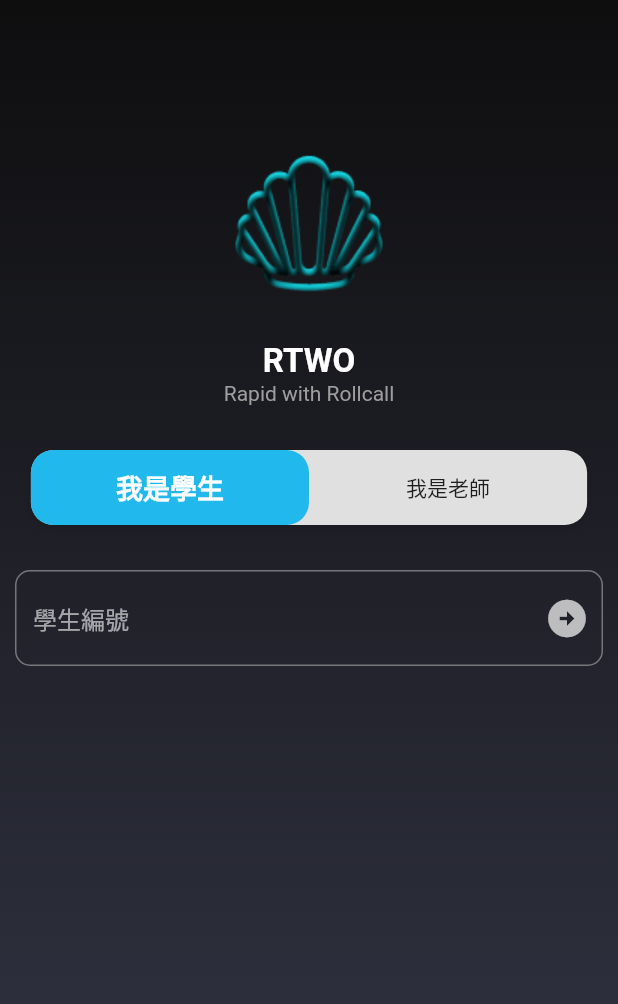
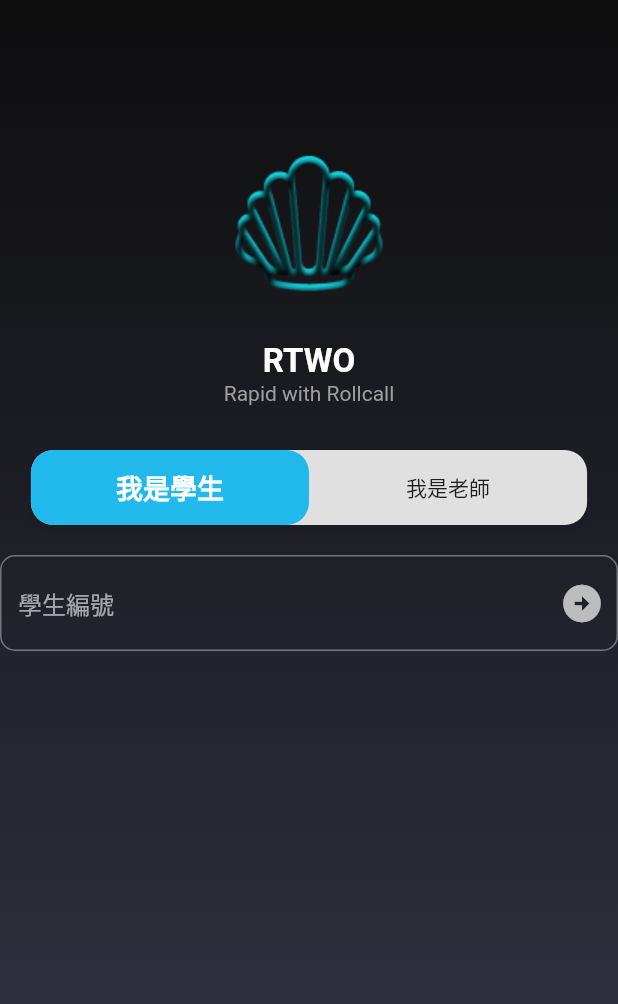
Before and after one commit to neil96103/rtwo, a Flutter app: the screen it shows after launch, after a tap on "開始使用", on a phone screen of 412 x 824 dp. Shown: the top 1004 px of the screen. Run offline on Flutter 3.47's test engine with Material 2 defaults, Android fonts, the phone set to English and light mode, and no system bars; drawn by our look-alikes of flutter_toggle_tab; our stand-ins replace carousel_slider, cloud_firestore, firebase_core; accounts and stored records are empty.

Commit message:
重新設計登入註冊介面

```diff
--- /dev/null
+++ b/lib/initialization/n_identity.dart
@@ -0,0 +1,273 @@
+import 'package:cloud_firestore/cloud_firestore.dart';
+import 'package:flutter/material.dart';
+import 'package:flutter_toggle_tab/flutter_toggle_tab.dart';
+import 'package:rtwo/student/student.dart';
+
+import '../teacher/teacher.dart';
+
+final TextEditingController tf_ID = TextEditingController();
+final TextEditingController tf_Name = TextEditingController();
+final TextEditingController tf_Password = TextEditingController();
+
+var _tabTextIndexSelected = 0;
+final _listTextTabToggle = ["我是學生", "我是老師"];
+
+class identity extends StatefulWidget {
+  const identity({super.key});
+
+  @override
+  State<identity> createState() => _identityState();
+}
+
+class _identityState extends State<identity> {
+  var account_button = false;
+  var LoginOrRegister = 0;
+  var Password;
+// 1 = 沒帳號 ,2 = 有帳號
+  @override
+  Widget build(BuildContext context) {
+    return Scaffold(
+      resizeToAvoidBottomInset: true,
+      body: Container(
+          decoration: const BoxDecoration(
+              gradient: LinearGradient(
+            colors: [
+              Color.fromARGB(255, 14, 14, 15),
+              Color.fromARGB(255, 52, 54, 70)
+            ],
+            begin: Alignment.topCenter,
+            end: Alignment.bottomCenter,
+          )),
+          child: Column(
+            mainAxisAlignment: MainAxisAlignment.start,
+            children: [
+              Expanded(
+                flex: 1,
+                child: SingleChildScrollView(
+                  child: Column(children: [
+                    const Padding(padding: EdgeInsets.only(top: 100)),
+                    const Image(
+                        image: AssetImage("assets/images/app_logo.png")),
+                    const Padding(
+                      padding: EdgeInsets.symmetric(vertical: 30),
+                      child: Column(
+                          crossAxisAlignment: CrossAxisAlignment.center,
+                          children: [
+                            Text(
+                              "RTWO",
+                              style: TextStyle(
+                                  fontSize: 22.0,
+                                  fontWeight: FontWeight.w600,
+                                  color: Colors.white),
+                            ),
+                            Text(
+                              'Rapid with Rollcall',
+                              style:
+                                  TextStyle(fontSize: 14.0, color: Colors.grey),
+                            ),
+                          ]),
+                    ),
+                    FlutterToggleTab(
+                      width: 90,
+                      borderRadius: 15,
+                      height: 50,
+                      selectedIndex: _tabTextIndexSelected,
+                      selectedBackgroundColors: const [
+                        Color.fromRGBO(0, 178, 239, 0.85)
+                      ],
+                      selectedTextStyle: const TextStyle(
+                          color: Colors.white,
+                          fontSize: 18,
+                          fontWeight: FontWeight.w700),
+                      unSelectedTextStyle: const TextStyle(
+                          color: Colors.black87,
+                          fontSize: 14,
+                          fontWeight: FontWeight.w500),
+                      labels: _listTextTabToggle,
+                      selectedLabelIndex: (index) {
+                        setState(() {
+                          _tabTextIndexSelected = index;
+                        });
+                      },
+                      isScroll: false,
+                    ),
+                    const Padding(
+                      padding: EdgeInsets.only(top: 20),
+                    ),
+
+                    TextField(
+                      onEditingComplete: () {
+                        firebase_login(
+                                tf_ID.text,
+                                (_tabTextIndexSelected == 0
+                                    ? "student"
+                                    : "teacher"))
+                            .then((value) {
+                          if (value == "no") {
+                            LoginOrRegister = 1;
+                            setState(() {});
+                          } else {
+                            LoginOrRegister = 2;
+                            Password = value.toString();
+                            setState(() {});
+                          }
+                          print("asd" +
+                              LoginOrRegister.toString() +
+                              " + " +
+                              value);
+                        });
+                      },
+                      controller: tf_ID,
+                      decoration: InputDecoration(
+                        hintText: _tabTextIndexSelected == 0 ? "學生編號" : "老師編號",
+                        border: OutlineInputBorder(
+                          borderRadius: BorderRadius.circular(10),
+                          borderSide: const BorderSide(
+                            color: Colors.black,
+                            width: 1,
+                            style: BorderStyle.solid,
+                          ),
+                        ),
+                        suffixIcon: !account_button
+                            ? IconButton(
+                                icon: const Icon(Icons.arrow_circle_right),
+                                iconSize: 30,
+                                onPressed: () {
+                                  //Navigator.push(context, MaterialPageRoute(builder: (context) => Teacher()));
+                                  setState(() {
+                                    if (tf_ID.text.isEmpty) {
+                                      account_button = false;
+                                    } else {
+                                      account_button = true;
+                                      firebase_login(
+                                              tf_ID.text,
+                                              (_tabTextIndexSelected == 0
+                                                  ? "student"
+                                                  : "teacher"))
+                                          .then((value) {
+                                        if (value == "no") {
+                                          LoginOrRegister = 1;
+                                          setState(() {});
+                                        } else {
+                                          LoginOrRegister = 2;
+                                          Password = value.toString();
+                                          setState(() {});
+                                        }
+                                        print("asd" +
+                                            LoginOrRegister.toString() +
+                                            " + " +
+                                            value);
+                                      });
+                                    }
+                                  });
+                                })
+                            : null,
+                      ),
+                    ),
+                    const Padding(padding: EdgeInsets.all(5)),
+                    LoginOrRegister == 1 && account_button
+                        ? TextField(
+                            controller: tf_Name,
+                            decoration: InputDecoration(
+                              hintText: "暱稱",
+                              border: OutlineInputBorder(
+                                borderRadius: BorderRadius.circular(10),
+                                borderSide: const BorderSide(
+                                  color: Colors.black,
+                                  width: 1,
+                                  style: BorderStyle.solid,
+                                ),
+                              ),
+                            ),
+                          )
+                        : const Padding(padding: EdgeInsets.zero),
+                    LoginOrRegister == 1 && account_button
+                        ? const Padding(padding: EdgeInsets.all(5))
+                        : const Padding(padding: EdgeInsets.zero),
+
+                    account_button
+                        ? TextField(
+                            controller: tf_Password,
+                            decoration: InputDecoration(
+                              hintText: "密碼",
+                              border: OutlineInputBorder(
+                                borderRadius: BorderRadius.circular(10),
+                                borderSide: const BorderSide(
+                                  color: Colors.black,
+                                  width: 1,
+                                  style: BorderStyle.solid,
+                                ),
+                              ),
+                              suffixIcon: IconButton(
+                                  icon: const Icon(Icons.arrow_circle_right),
+                                  iconSize: 30,
+                                  onPressed: () {
+                                    var userdata = {
+                                      "password": tf_Password.text,
+                                      "name": tf_Name.text,
+                                    };
+                                    LoginOrRegister == 1
+                                        ? (FirebaseFirestore.instance
+                                            .collection(
+                                                _tabTextIndexSelected == 0
+                                                    ? "student"
+                                                    : "teacher")
+                                            .doc(tf_ID.text)
+                                            .set(userdata)
+                                            .onError((e, _) => print(
+                                                "Error writing document: $e"))
+                                            .then((value) {
+                                            Navigator.push(
+                                                context,
+                                                MaterialPageRoute(
+                                                    builder: (context) =>
+                                                        (_tabTextIndexSelected ==
+                                                                0
+                                                            ? const Student()
+                                                            : const Teacher())));
+                                          }))
+                                        : (tf_Password.text == Password
+                                            ? Navigator.push(
+                                                context,
+                                                MaterialPageRoute(
+                                                    builder: (context) =>
+                                                        (_tabTextIndexSelected ==
+                                                                0
+                                                            ? const Student()
+                                                            : const Teacher())))
+                                            : null);
+                                  }),
+                            ),
+                          )
+                        : Padding(padding: EdgeInsets.zero),
+
+                    // _tabTextIndexSelected == 0 ? Student() : Teacher(),
+                  ]),
+                ),
+              ),
+            ],
+          )),
+    );
+  }
+}
+
+Future<String> firebase_login(String documentId, String position) async {
+  try {
+    var documentSnapshot = await FirebaseFirestore.instance
+        .collection(position)
+        .doc(documentId)
+        .get();
+    if (documentSnapshot.exists) {
+      var data = documentSnapshot.data();
+      if (data != null && data.containsKey("password")) {
+        return data["password"].toString();
+      } else {
+        return "no";
+      }
+    } else {
+      return "no";
+    }
+  } catch (e) {
+    return "no";
+  }
+}
```
Also changed, not shown: lib/initialization/identity.dart (+9 -6 lines), lib/initialization/start.dart (+10 -10 lines).
